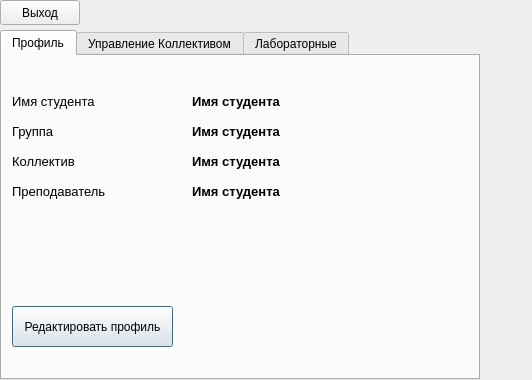
Knigan/DB3, file DB3/StudentDialog.ui: the form before one commit.
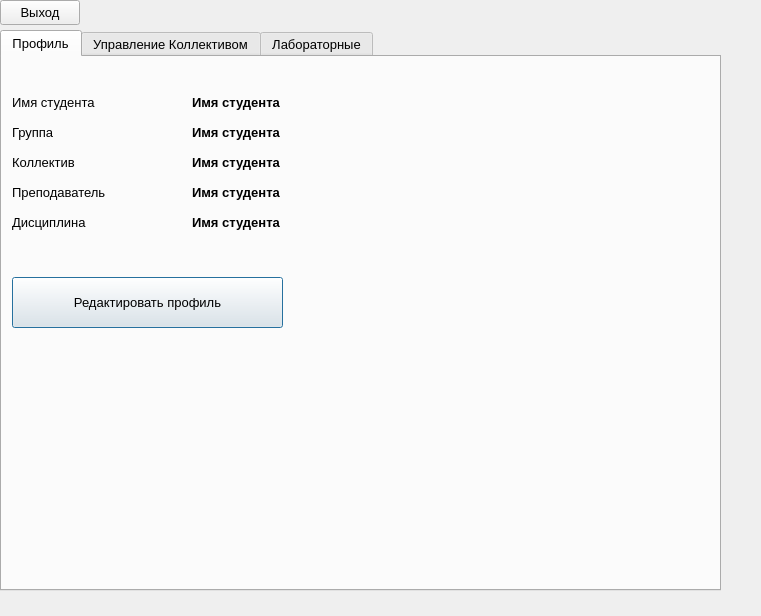
The form after the commit. The open tabs and pages were chosen to show the change.

```diff
--- a/DB3/StudentDialog.ui
+++ b/DB3/StudentDialog.ui
@@ -6,8 +6,8 @@
    <rect>
     <x>0</x>
     <y>0</y>
-    <width>532</width>
-    <height>380</height>
+    <width>761</width>
+    <height>616</height>
    </rect>
   </property>
   <property name="minimumSize">
@@ -27,16 +27,27 @@
     <rect>
      <x>0</x>
      <y>30</y>
-     <width>480</width>
-     <height>350</height>
+     <width>721</width>
+     <height>561</height>
     </rect>
    </property>
+   <property name="sizePolicy">
+    <sizepolicy hsizetype="Expanding" vsizetype="Expanding">
+     <horstretch>0</horstretch>
+     <verstretch>0</verstretch>
+    </sizepolicy>
+   </property>
    <property name="minimumSize">
     <size>
      <width>480</width>
      <height>350</height>
     </size>
    </property>
+   <property name="font">
+    <font>
+     <pointsize>10</pointsize>
+    </font>
+   </property>
    <property name="currentIndex">
     <number>1</number>
    </property>
@@ -102,9 +113,9 @@
      <property name="geometry">
       <rect>
        <x>10</x>
-       <y>250</y>
-       <width>161</width>
-       <height>41</height>
+       <y>220</y>
+       <width>271</width>
+       <height>51</height>
       </rect>
      </property>
      <property name="text">
@@ -209,6 +220,44 @@
       <string>Имя студента</string>
      </property>
     </widget>
+    <widget class="QLabel" name="label_10">
+     <property name="geometry">
+      <rect>
+       <x>10</x>
+       <y>150</y>
+       <width>120</width>
+       <height>30</height>
+      </rect>
+     </property>
+     <property name="font">
+      <font>
+       <pointsize>10</pointsize>
+      </font>
+     </property>
+     <property name="text">
+      <string>Дисциплина</string>
+     </property>
+    </widget>
+    <widget class="QLabel" name="label_13">
+     <property name="geometry">
+      <rect>
+       <x>190</x>
+       <y>150</y>
+       <width>120</width>
+       <height>30</height>
+      </rect>
+     </property>
+     <property name="font">
+      <font>
+       <pointsize>10</pointsize>
+       <weight>75</weight>
+       <bold>true</bold>
+      </font>
+     </property>
+     <property name="text">
+      <string>Имя студента</string>
+     </property>
+    </widget>
    </widget>
    <widget class="QWidget" name="tab_2">
     <attribute name="title">
@@ -331,6 +380,11 @@
      <height>25</height>
     </rect>
    </property>
+   <property name="font">
+    <font>
+     <pointsize>10</pointsize>
+    </font>
+   </property>
    <property name="text">
     <string>Выход</string>
    </property>
```
Left out of the diff: 30 changed lines with no effect on the pictures.
